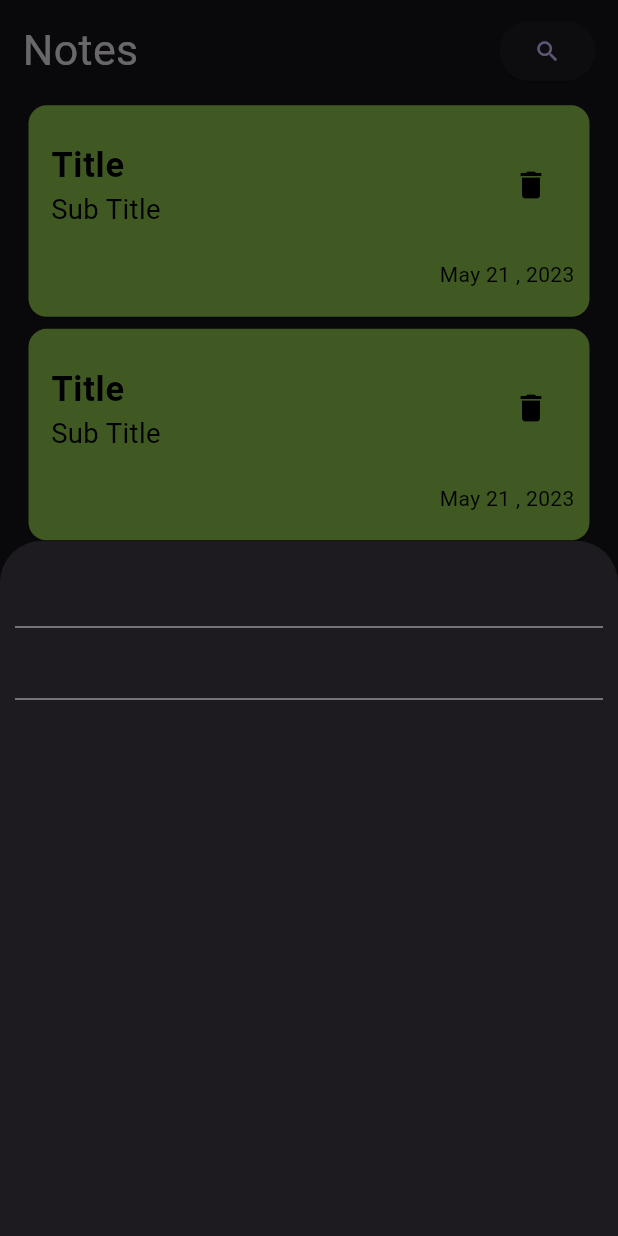
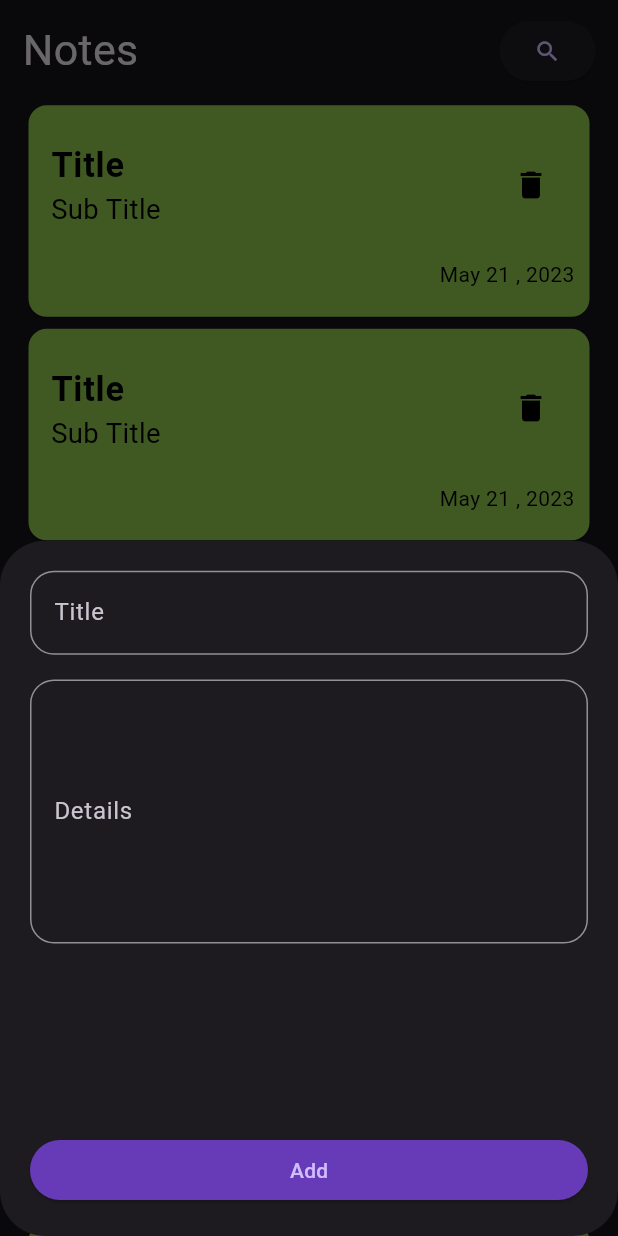
Before and after one commit to yusufabdo20/note-app, a Flutter app: the screen it shows after launch, after a tap on the "add" icon, on a phone screen of 412 x 824 dp. Run offline on Flutter 3.47's test engine with Material 3 defaults, Android fonts, the phone set to English and light mode, and no system bars; our stand-ins replace flutter_screenutil.

Commit message:
add text fields in bottom sheet

```diff
--- a/lib/views/notes_screen.dart
+++ b/lib/views/notes_screen.dart
@@ -1,5 +1,6 @@
 import 'package:flutter/material.dart';
 import 'package:flutter_screenutil/flutter_screenutil.dart';
+import 'package:note/views/widgets/AddNoteBottomSheet.dart';
 import 'package:note/views/widgets/notes_view_body.dart';
 
 class NotesScreen extends StatelessWidget {
@@ -11,6 +12,8 @@ class NotesScreen extends StatelessWidget {
       floatingActionButton: FloatingActionButton(
         onPressed: () {
           showModalBottomSheet(
+              shape: RoundedRectangleBorder(
+                  borderRadius: BorderRadius.circular(30)),
               context: context,
               builder: (context) {
                 return AddNoteBottomSheet();
@@ -26,20 +29,3 @@ class NotesScreen extends StatelessWidget {
     );
   }
 }
-
-class AddNoteBottomSheet extends StatelessWidget {
-  const AddNoteBottomSheet({super.key});
-
-  @override
-  Widget build(BuildContext context) {
-    return Container(
-      padding: EdgeInsets.all(10),
-      child: Column(
-        children: [
-          TextField(),
-          TextField(),
-        ],
-      ),
-    );
-  }
-}
--- /dev/null
+++ b/lib/views/widgets/AddNoteBottomSheet.dart
@@ -0,0 +1,65 @@
+import 'package:flutter/material.dart';
+
+class AddNoteBottomSheet extends StatelessWidget {
+  AddNoteBottomSheet({super.key});
+  final TextEditingController titleController = TextEditingController();
+  final TextEditingController detailsController = TextEditingController();
+  @override
+  Widget build(BuildContext context) {
+    return Container(
+      padding: EdgeInsets.all(20),
+      child: Column(
+        children: [
+          CustomTextField(
+            labelText: 'Title',
+            controller: titleController,
+          ),
+          SizedBox(
+            height: MediaQuery.of(context).size.height * 0.02,
+          ),
+          CustomTextField(
+            labelText: 'Details',
+            controller: detailsController,
+            maxLines: 6,
+          ),
+          Spacer(),
+          Container(
+            width: double.infinity,
+            child: ElevatedButton(
+              style: ElevatedButton.styleFrom(
+                backgroundColor: Colors.deepPurple,
+              ),
+              onPressed: () {},
+              child: Text("Add"),
+            ),
+          ),
+        ],
+      ),
+    );
+  }
+}
+
+class CustomTextField extends StatelessWidget {
+  const CustomTextField(
+      {super.key,
+      required this.labelText,
+      this.onSubmitted,
+      this.maxLines = 1,
+      this.controller});
+  final int maxLines;
+  final String labelText;
+  final TextEditingController? controller;
+  final Function(String)? onSubmitted;
+  @override
+  Widget build(BuildContext context) {
+    return TextField(
+      controller: controller,
+      decoration: InputDecoration(
+        labelText: labelText,
+        border: OutlineInputBorder(borderRadius: BorderRadius.circular(16)),
+      ),
+      maxLines: maxLines,
+      onSubmitted: onSubmitted,
+    );
+  }
+}
```
